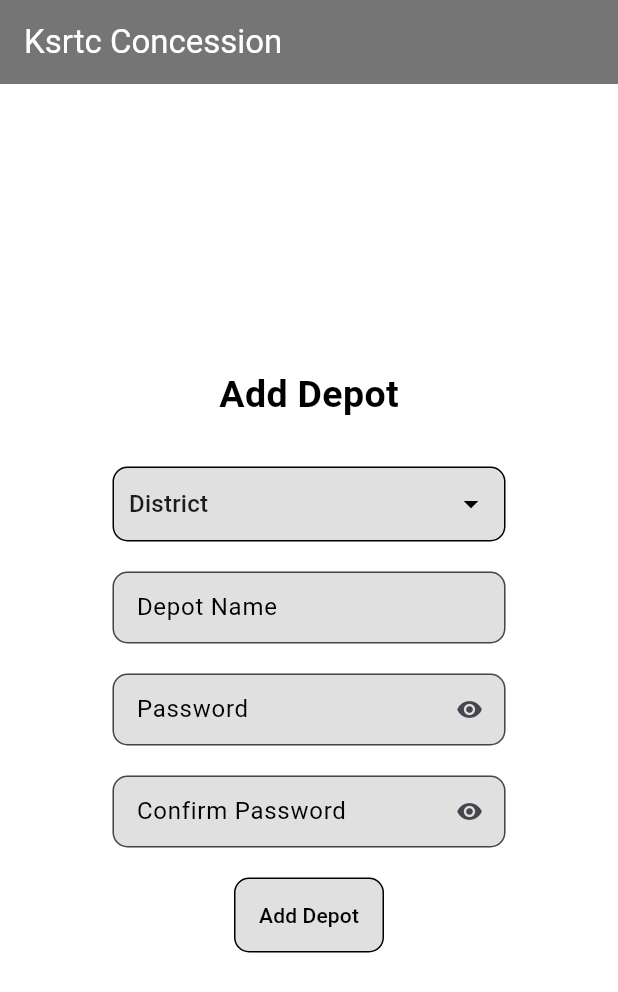
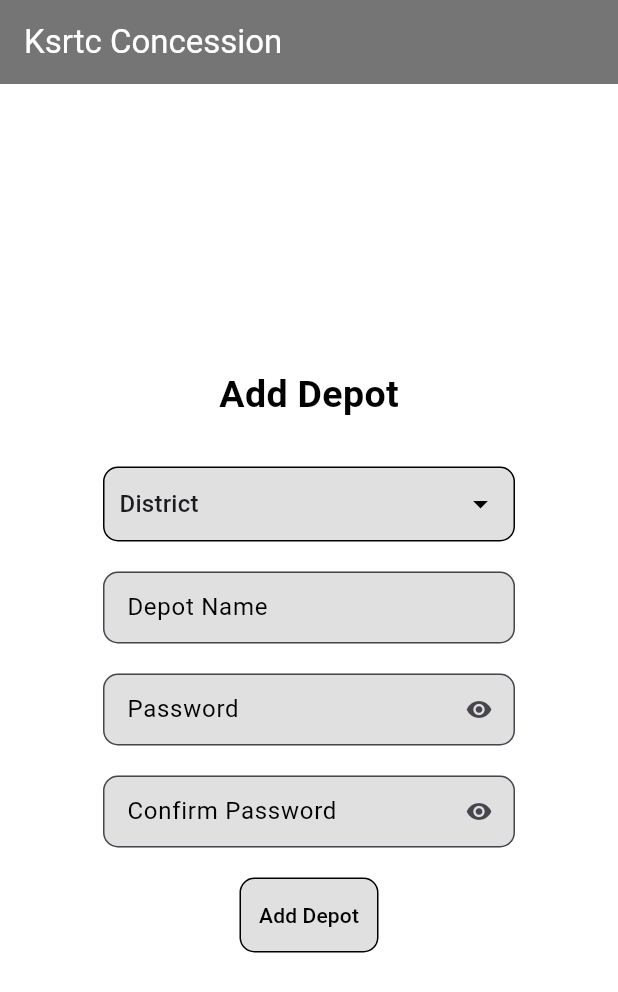
Before and after one commit to afsxl/Ksrtc, a Flutter app: the screen it shows after launch, after a tap on "Add Depot", on a phone screen of 412 x 824 dp. Shown: the top 992 px of the screen. Run offline on Flutter 3.47's test engine with Material 3 defaults, Android fonts, the phone set to English and light mode, and no system bars; our stand-ins replace image_picker, shared_preferences; network calls fail.

Commit message:
ksrtc fix

```diff
--- a/ksrtc/lib/Signed/Add Depot/add_depot.dart
+++ b/ksrtc/lib/Signed/Add Depot/add_depot.dart
@@ -64,8 +64,8 @@
         ),
       ),
       body: Container(
-        padding: const EdgeInsets.symmetric(
-          horizontal: 75,
+        padding: EdgeInsets.symmetric(
+          horizontal: MediaQuery.of(context).size.width / 6,
         ),
         child: Center(
           child: loading
@@ -233,7 +233,6 @@
                         height: 20,
                       ),
                       Container(
-                        width: 100,
                         decoration: BoxDecoration(
                           color: Colors.black12,
                           border: Border.all(
--- a/ksrtc/lib/Signed/Add Institution/add_institution.dart
+++ b/ksrtc/lib/Signed/Add Institution/add_institution.dart
@@ -60,8 +60,8 @@
         ),
       ),
       body: Container(
-        padding: const EdgeInsets.symmetric(
-          horizontal: 75,
+        padding: EdgeInsets.symmetric(
+          horizontal: MediaQuery.of(context).size.width / 6,
         ),
         child: Center(
           child: loading
@@ -208,7 +208,6 @@
                         height: 20,
                       ),
                       Container(
-                        width: 100,
                         decoration: BoxDecoration(
                           color: Colors.black12,
                           border: Border.all(
--- a/ksrtc/lib/Signed/Completed/completed_application.dart
+++ b/ksrtc/lib/Signed/Completed/completed_application.dart
@@ -159,7 +159,7 @@
                             onTap: () {
                               showImage(
                                 base64Decode(
-                                  application['id'],
+                                  application['idCard'],
                                 ),
                               );
                             },
--- a/ksrtc/lib/Signed/home.dart
+++ b/ksrtc/lib/Signed/home.dart
@@ -50,8 +50,8 @@
                             5,
                           ),
                         ),
-                        padding: const EdgeInsets.all(
-                          20,
+                        padding: const EdgeInsets.symmetric(
+                          vertical: 20,
                         ),
                         child: const Row(
                           mainAxisAlignment: MainAxisAlignment.center,
@@ -95,8 +95,8 @@
                             5,
                           ),
                         ),
-                        padding: const EdgeInsets.all(
-                          20,
+                        padding: const EdgeInsets.symmetric(
+                          vertical: 20,
                         ),
                         child: const Row(
                           mainAxisAlignment: MainAxisAlignment.center,
@@ -144,8 +144,8 @@
                             5,
                           ),
                         ),
-                        padding: const EdgeInsets.all(
-                          20,
+                        padding: const EdgeInsets.symmetric(
+                          vertical: 20,
                         ),
                         child: const Row(
                           mainAxisAlignment: MainAxisAlignment.center,
@@ -189,8 +189,8 @@
                             5,
                           ),
                         ),
-                        padding: const EdgeInsets.all(
-                          20,
+                        padding: const EdgeInsets.symmetric(
+                          vertical: 20,
                         ),
                         child: const Row(
                           mainAxisAlignment: MainAxisAlignment.center,
@@ -238,8 +238,8 @@
                             5,
                           ),
                         ),
-                        padding: const EdgeInsets.all(
-                          20,
+                        padding: const EdgeInsets.symmetric(
+                          vertical: 20,
                         ),
                         child: const Row(
                           mainAxisAlignment: MainAxisAlignment.center,
--- a/ksrtc/lib/Splash/splash.dart
+++ b/ksrtc/lib/Splash/splash.dart
@@ -30,6 +30,9 @@
       (response) {
         if (response.statusCode == 200) {
           api = response.body;
+          if (!api.endsWith('/')) {
+            api = api.substring(0, api.length - 1);
+          }
         } else {
           showError("Can't Connect To NetWork !");
         }
--- a/ksrtc/lib/main.dart
+++ b/ksrtc/lib/main.dart
@@ -9,7 +9,9 @@
 }
 
 class Ksrtc extends StatelessWidget {
-  const Ksrtc({super.key});
+  const Ksrtc({
+    super.key,
+  });
 
   @override
   Widget build(BuildContext context) {
--- a/ksrtc/pubspec.yaml
+++ b/ksrtc/pubspec.yaml
@@ -46,7 +46,7 @@
   # activated in the `analysis_options.yaml` file located at the root of your
   # package. See that file for information about deactivating specific lint
   # rules and activating additional ones.
-  flutter_lints: ^3.0.0
+  flutter_lints: ^4.0.0
 
 # For information on the generic Dart part of this file, see the
 # following page: https://dart.dev/tools/pub/pubspec
```
Also changed, not shown: ksrtc/pubspec.lock, 2 other files.
